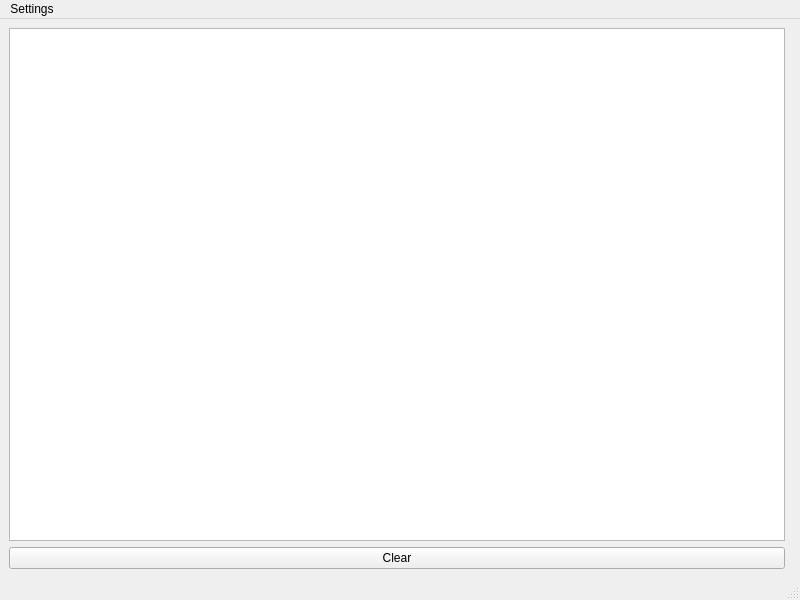
Qt form BigBrother/src/GUI/mainwindow.ui (akukhta/BigBrother) before a commit.
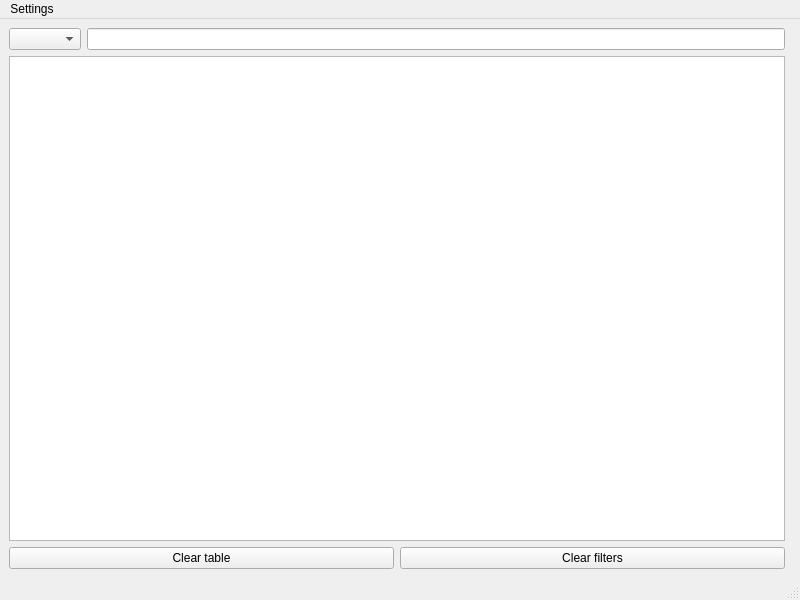
The same form after that commit.

Commit message: Main window updated

What changed in the file:
```diff
--- a/BigBrother/src/GUI/mainwindow.ui
+++ b/BigBrother/src/GUI/mainwindow.ui
@@ -15,7 +15,7 @@
   </property>
   <widget class="QWidget" name="centralwidget">
    <layout class="QGridLayout" name="gridLayout_2">
-    <item row="0" column="0">
+    <item row="1" column="0">
      <layout class="QGridLayout" name="gridLayout">
       <item row="1" column="1">
        <widget class="QFrame" name="frame">
@@ -30,12 +30,33 @@
       <item row="1" column="0">
        <widget class="QTableWidget" name="tableWidget"/>
       </item>
+      <item row="0" column="0">
+       <layout class="QHBoxLayout" name="horizontalLayout">
+        <item>
+         <widget class="QComboBox" name="comboBox"/>
+        </item>
+        <item>
+         <widget class="QLineEdit" name="lineEdit"/>
+        </item>
+       </layout>
+      </item>
       <item row="2" column="0">
+       <layout class="QHBoxLayout" name="horizontalLayout_6">
+        <item>
        <widget class="QPushButton" name="pushButton">
         <property name="text">
-         <string>Clear</string>
-        </property>
-       </widget>
+           <string>Clear table</string>
+          </property>
+         </widget>
+        </item>
+        <item>
+         <widget class="QPushButton" name="pushButton_2">
+          <property name="text">
+           <string>Clear filters</string>
+          </property>
+         </widget>
+        </item>
+       </layout>
       </item>
      </layout>
     </item>
```
Left out of the diff: 2 changed lines with no effect on the pictures. Lines whose indentation alone changed are shown as unchanged.
